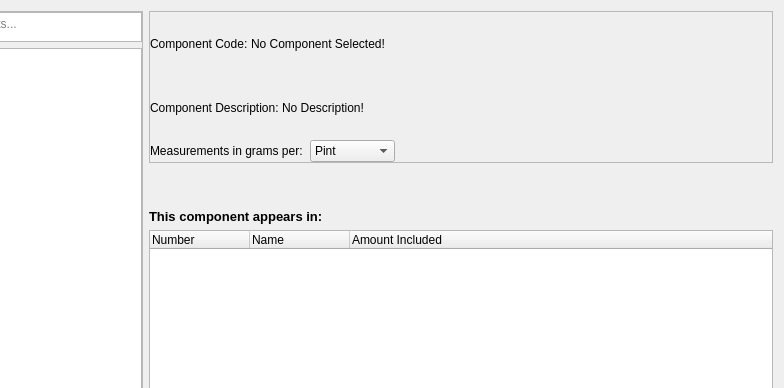
Above: src/ComponentWidget.ui from nkerber/PhoenixCreative before the change; both pictures show x 106 to 890 and y 0 to 388 of the 890 by 698 pixel window. Below: the same form after it.
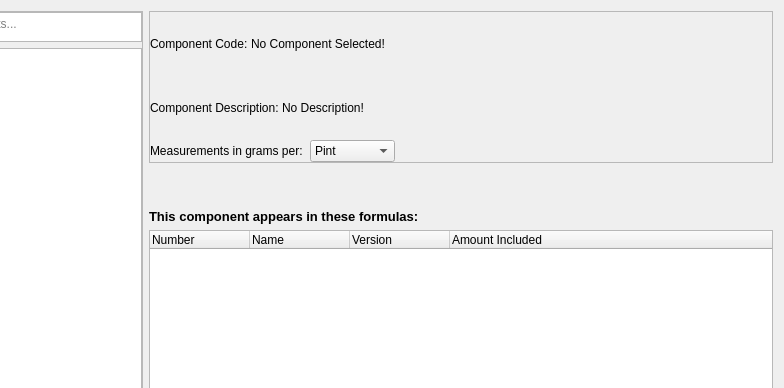
That is the form after the change.

```diff
--- a/src/ComponentWidget.ui
+++ b/src/ComponentWidget.ui
@@ -313,7 +313,7 @@
            </font>
           </property>
           <property name="text">
-           <string>This component appears in:</string>
+           <string>This component appears in these formulas:</string>
           </property>
          </widget>
         </item>
@@ -323,7 +323,7 @@
            <bool>true</bool>
           </property>
           <property name="sizeAdjustPolicy">
-           <enum>QAbstractScrollArea::AdjustIgnored</enum>
+           <enum>QAbstractScrollArea::AdjustToContentsOnFirstShow</enum>
           </property>
           <property name="dragDropOverwriteMode">
            <bool>false</bool>
@@ -377,6 +377,14 @@
             <set>AlignLeading|AlignVCenter</set>
            </property>
           </column>
+          <column>
+           <property name="text">
+            <string>Version</string>
+           </property>
+           <property name="textAlignment">
+            <set>AlignLeading|AlignVCenter</set>
+           </property>
+          </column>
           <column>
            <property name="text">
             <string>Amount Included</string>
```
Left out of the diff: 4 changed lines with no effect on the pictures.
